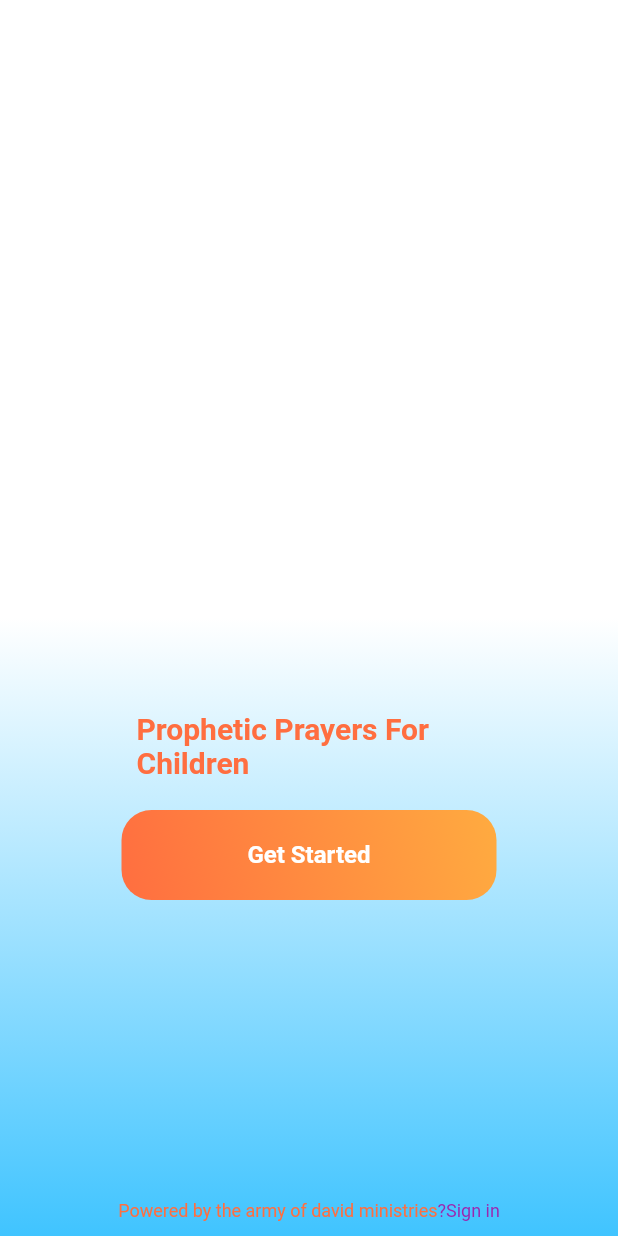
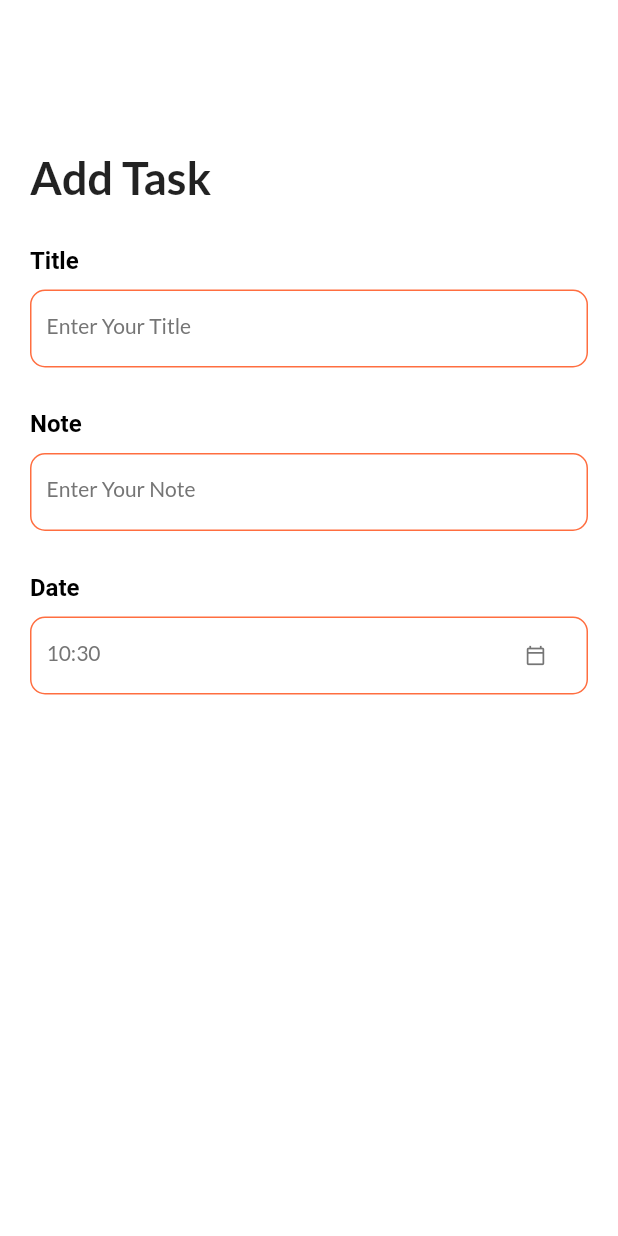
Before and after one commit to thejosh1/Prophetic-Prayers-For-Children, a Flutter app: the screen it shows after launch, on a phone screen of 412 x 824 dp. Run offline on Flutter 3.47's test engine with Material 2 defaults, Android fonts, the phone set to English and light mode, and no system bars; our stand-ins replace get, google_fonts.

Commit message:
The prophetic prayers for children

```diff
--- a/lib/main.dart
+++ b/lib/main.dart
@@ -2,6 +2,8 @@ import 'package:flutter/material.dart';
 import 'package:prophetic_prayers_for_children/src/pages/notifications_page.dart';
 import 'package:prophetic_prayers_for_children/src/pages/prayerList.dart';
 import 'package:prophetic_prayers_for_children/src/pages/prayer_detail.dart';
+import 'package:prophetic_prayers_for_children/src/pages/set_reminders.dart';
+import 'package:prophetic_prayers_for_children/widget/input_field.dart';
 
 import 'src/pages/landing_page.dart';
 import 'src/pages/main_page.dart';
@@ -19,7 +21,7 @@ class MyApp extends StatelessWidget {
     return const MaterialApp(
       title: 'Flutter Demo',
       debugShowCheckedModeBanner: false,
-      home: LandingPage(),
+      home: SetReminders(),
     );
   }
 }
--- /dev/null
+++ b/lib/src/pages/set_reminders.dart
@@ -0,0 +1,67 @@
+import 'package:flutter/material.dart';
+import 'package:get/get.dart';
+import 'package:get/get_core/src/get_main.dart';
+import 'package:intl/intl.dart';
+import 'package:prophetic_prayers_for_children/utils/ui.dart';
+import 'package:prophetic_prayers_for_children/widget/input_field.dart';
+
+class SetReminders extends StatefulWidget {
+  const SetReminders({Key? key}) : super(key: key);
+
+  @override
+  State<SetReminders> createState() => _SetRemindersState();
+}
+
+class _SetRemindersState extends State<SetReminders> {
+  final DateTime _selectedDate = DateTime.now();
+  @override
+  Widget build(BuildContext context) {
+    return Scaffold(
+      backgroundColor: Colors.white,
+      body: Container(
+        padding: EdgeInsets.only(left: 20, right: 20, top: 100),
+        child: SingleChildScrollView(
+          child: Column(
+            crossAxisAlignment: CrossAxisAlignment.start,
+            children: [
+              Text("Add Task", style: HeadingStyle, ),
+              Column(
+                children: [
+                  SizedBox(height: 20,),
+                  InputField(title: "Title", hint: "Enter Your Title"),
+                ],
+              ),
+              Column(
+                children: [
+                  SizedBox(height: 20,),
+                  InputField(title: "Note", hint: "Enter Your Note"),
+                ],
+              ),
+              Column(
+                children: [
+                  SizedBox(height: 20,),
+                  InputField(title: "Date", hint: DateFormat.Hm().format(DateTime.now()), widget: IconButton(onPressed: (){}, icon: Icon(Icons.calendar_today_outlined, size: 14, color: Colors.grey[600],)),),
+                ],
+              )
+            ],
+          ),
+        ),
+      ),
+    );
+  }
+
+  _appBar(BuildContext context) {
+    return AppBar(
+      elevation: 0,
+      backgroundColor: Colors.white,
+      leading: GestureDetector(
+        onTap: () {
+          Get.back();
+        },
+      ),
+      actions: [
+
+      ],
+    );
+  }
+}
--- /dev/null
+++ b/lib/utils/ui.dart
@@ -0,0 +1,22 @@
+import 'package:flutter/material.dart';
+import 'package:google_fonts/google_fonts.dart';
+
+
+TextStyle get HeadingStyle{
+  return GoogleFonts.lato(
+    textStyle: TextStyle(
+      fontSize: 30,
+      fontWeight: FontWeight.bold
+    )
+  );
+}
+
+TextStyle get SubHeadingStyle {
+  return GoogleFonts.lato(
+    textStyle: TextStyle(
+      fontSize: 14,
+      fontWeight: FontWeight.w400,
+      color: Colors.grey[600]
+    )
+  );
+}
--- /dev/null
+++ b/lib/widget/input_field.dart
@@ -0,0 +1,66 @@
+import 'package:flutter/material.dart';
+import 'package:prophetic_prayers_for_children/utils/ui.dart';
+import 'package:prophetic_prayers_for_children/widget/big_text.dart';
+
+class InputField extends StatelessWidget {
+  final String title;
+  final String hint;
+  final TextEditingController? controller;
+  final Widget? widget;
+  const InputField({Key? key, required this.title, required this.hint,this.controller, this.widget}) : super(key: key);
+
+  @override
+  Widget build(BuildContext context) {
+    return Container(
+      margin: EdgeInsets.only(top: 8.0),
+      child: Column(
+        crossAxisAlignment: CrossAxisAlignment.start,
+        children: [
+          BigText(text: title),
+          SizedBox(height: 10,),
+          Container(
+            height: 52,
+            decoration: BoxDecoration(
+              borderRadius: BorderRadius.circular(10),
+              border: Border.all(color: Colors.deepOrangeAccent, width: 1.0)
+            ),
+            child: Container(
+              padding: EdgeInsets.all(10),
+              child: Row(
+                mainAxisAlignment: MainAxisAlignment.spaceBetween,
+                children: [
+                  Expanded(
+                      child: TextFormField(
+                        readOnly: widget==null?false:true,
+                        autofocus: false,
+                        cursorColor: Colors.grey[700],
+                        controller: controller,
+                        style: SubHeadingStyle,
+                        decoration: InputDecoration(
+                          hintText: hint,
+                          hintStyle: SubHeadingStyle,
+                          focusedBorder: const UnderlineInputBorder(
+                            borderSide: BorderSide(
+                              color: Colors.white,
+                              width: 0
+                            )
+                          ),
+                          enabledBorder: const UnderlineInputBorder(
+                            borderSide: BorderSide(
+                              color: Colors.white,
+                              width: 0
+                            )
+                          )
+                        ),
+                      )
+                  ),
+                  widget==null?Container():Container(child: widget,)
+                ],
+              ),
+            ),
+          )
+        ],
+      )
+    );
+  }
+}
--- a/pubspec.yaml
+++ b/pubspec.yaml
@@ -37,6 +37,9 @@ dependencies:
   get: ^4.6.5
   flutter_local_notifications: ^9.5.3+1
   datetime_picker_formfield: ^2.0.0
+  flutter_datetime_picker: ^1.5.1
+  intl: ^0.17.0
+  google_fonts: ^3.0.1
 
 dev_dependencies:
   flutter_test:
```
Also changed, not shown: lib/src/pages/main_page.dart (+2 -68 lines), lib/src/pages/prayerList.dart (+35 -22 lines), pubspec.lock.
